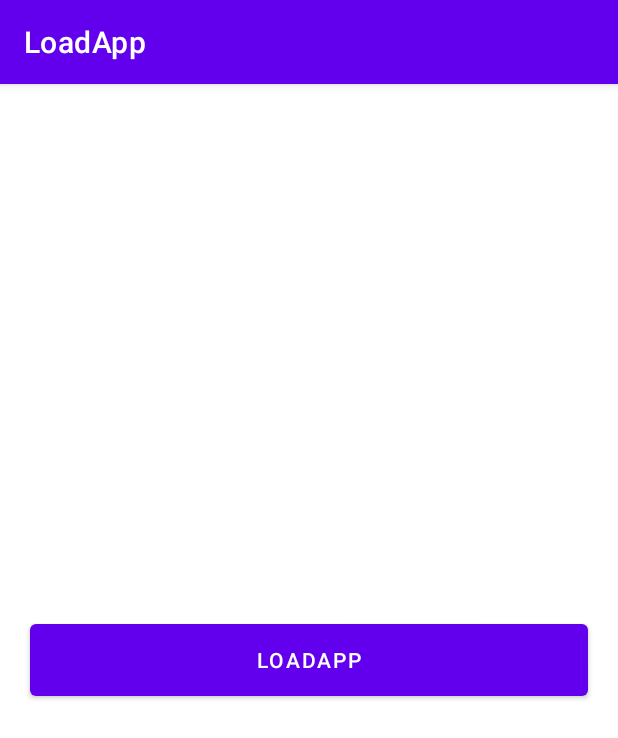
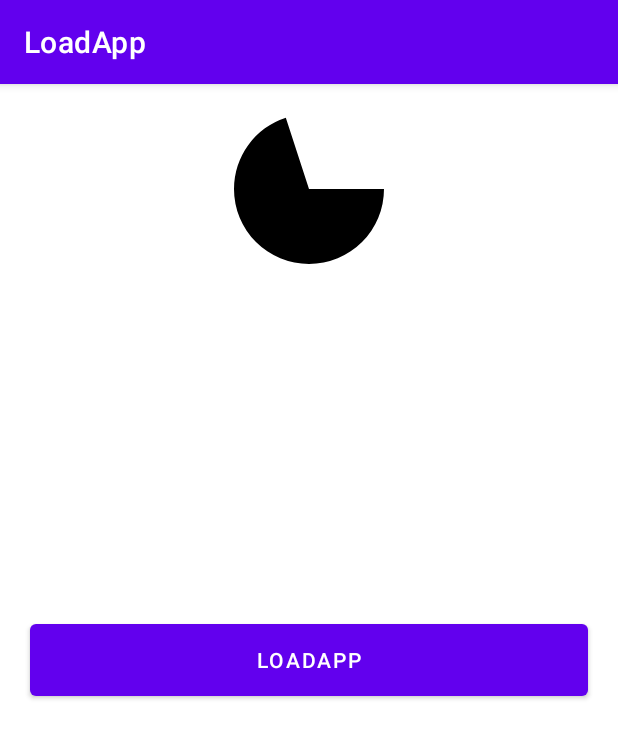
Before and after one commit to RicardoBravoA/LoadApp, an Android app: the screen it shows after launch (MainActivity), on a phone screen of 412 x 824 dp. Shown: the top 738 px of the screen. Run offline under Robolectric (Android 15) with nearby library versions, the phone set to English and light mode, and no system bars; our stand-ins replace data binding; pictures from the network do not load.

Commit message:
feat: Add custom view

```diff
--- a/app/src/main/java/com/udacity/load/app/main/MainFragment.kt
+++ b/app/src/main/java/com/udacity/load/app/main/MainFragment.kt
@@ -4,13 +4,17 @@ import android.app.NotificationManager
 import android.app.PendingIntent
 import android.os.Bundle
 import android.util.Log
-import androidx.fragment.app.Fragment
 import android.view.LayoutInflater
 import android.view.View
 import android.view.ViewGroup
 import androidx.core.app.NotificationCompat
+import androidx.fragment.app.Fragment
 import androidx.lifecycle.ViewModelProvider
 import com.udacity.load.app.databinding.FragmentMainBinding
+import kotlinx.coroutines.Dispatchers
+import kotlinx.coroutines.GlobalScope
+import kotlinx.coroutines.delay
+import kotlinx.coroutines.launch
 
 class MainFragment : Fragment() {
 
@@ -21,9 +25,6 @@ class MainFragment : Fragment() {
     private lateinit var action: NotificationCompat.Action
 
     private val mainViewModel: MainViewModel by lazy {
-        val activity = requireNotNull(this.activity) {
-            "You can only access the viewModel after onActivityCreated()"
-        }
         ViewModelProvider(this, MainViewModelFactory(requireActivity().application)).get(
             MainViewModel::class.java
         )
@@ -43,6 +44,15 @@ class MainFragment : Fragment() {
             mainViewModel.abc()
         }
 
+//        binding.customAnimationView.setProgress(90f)
+
+        GlobalScope.launch(Dispatchers.Main) {
+            for (i in 0..100 step 10) {
+                binding.customAnimationView.setProgress(i.toFloat())
+                delay(1000L)
+            }
+        }
+
         return binding.root
     }
 
--- /dev/null
+++ b/app/src/main/java/com/udacity/load/app/util/CircularView.kt
@@ -0,0 +1,68 @@
+package com.udacity.load.app.util
+
+import android.content.Context
+import android.graphics.Canvas
+import android.graphics.Paint
+import android.graphics.RectF
+import android.util.AttributeSet
+import android.view.View
+import androidx.annotation.ColorInt
+import androidx.core.content.ContextCompat
+import com.udacity.load.app.R
+
+class CircularView @JvmOverloads constructor(
+    context: Context, attrs: AttributeSet? = null, defStyleAttr: Int = 0
+) : View(context, attrs, defStyleAttr) {
+
+    private var paint: Paint? = null
+    private var rect: RectF? = null
+    private var progress = 0f
+
+    @ColorInt
+    private var backgroundColor: Int? = null
+
+    init {
+        backgroundColor = ContextCompat.getColor(context, R.color.purple_700)
+        paint = Paint()
+        paint?.color = backgroundColor as Int
+        paint?.isAntiAlias = true
+        paint?.style = Paint.Style.FILL
+        rect = RectF()
+        init(attrs)
+    }
+
+    private fun init(attrs: AttributeSet?) {
+        val typedArray = context.obtainStyledAttributes(
+            attrs, R.styleable.CircularView
+        )
+
+        typedArray.let {
+            backgroundColor = typedArray.getColor(
+                R.styleable.CircularView_cv_color,
+                ContextCompat.getColor(context, R.color.purple_700)
+            )
+            paint?.color = backgroundColor!!
+            it.recycle()
+        }
+
+    }
+
+    override fun onDraw(canvas: Canvas) {
+        super.onDraw(canvas)
+
+        val left = 0
+        val width = width
+        val top = 0
+        rect!![left.toFloat(), top.toFloat(), left + width.toFloat()] = top + width.toFloat()
+
+        if (progress != 0f) {
+            canvas.drawArc(rect!!, 0f, 360 * progress, true, paint!!)
+        }
+    }
+
+    fun setProgress(percentage: Float) {
+        this.progress = percentage / 100
+        invalidate()
+    }
+
+}
--- a/app/src/main/res/layout/fragment_main.xml
+++ b/app/src/main/res/layout/fragment_main.xml
@@ -7,6 +7,16 @@
         android:layout_width="match_parent"
         android:layout_height="match_parent"
         tools:context=".main.MainFragment">
+
+        <com.udacity.load.app.util.CircularView
+            android:id="@+id/custom_animation_view"
+            android:layout_width="100dp"
+            android:layout_height="100dp"
+            android:layout_margin="20dp"
+            app:cv_color="@color/black"
+            app:layout_constraintEnd_toEndOf="parent"
+            app:layout_constraintStart_toStartOf="parent"
+            app:layout_constraintTop_toTopOf="parent" />
 
         <Button
             android:id="@+id/custom_button"
--- a/app/src/main/res/values/attrs.xml
+++ b/app/src/main/res/values/attrs.xml
@@ -1,4 +1,6 @@
 <?xml version="1.0" encoding="utf-8"?>
 <resources>
-    <declare-styleable name="LoadingButton"></declare-styleable>
+    <declare-styleable name="CircularView">
+        <attr name="cv_color" format="color" />
+    </declare-styleable>
 </resources>
--- a/data/src/main/java/com/udacity/load/app/data/util/FileUtils.kt
+++ b/data/src/main/java/com/udacity/load/app/data/util/FileUtils.kt
@@ -3,7 +3,6 @@ package com.udacity.load.app.data.util
 import android.util.Log
 import okhttp3.ResponseBody
 import java.io.*
-
 
 object FileUtils {
 
```
